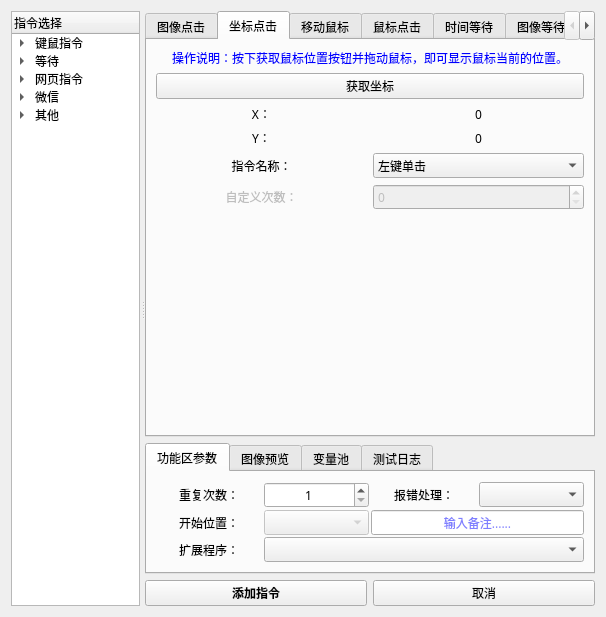
Old version of the form 窗体/navigation.ui in the repository FsterThanLight/automatic_clicker_2.
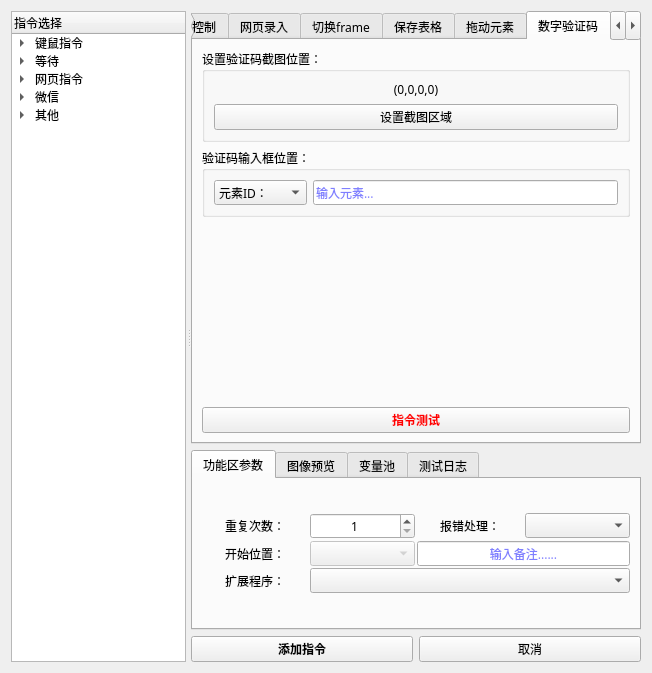
New version of the form. The open tabs and pages were chosen to show the change. Icons and pictures are not drawn.

Commit message: 2024年01月28日 19:21:37 新增数字验证码指令

What changed in the file:
```diff
--- a/窗体/navigation.ui
+++ b/窗体/navigation.ui
@@ -6,8 +6,8 @@
    <rect>
     <x>0</x>
     <y>0</y>
-    <width>606</width>
-    <height>594</height>
+    <width>652</width>
+    <height>673</height>
    </rect>
   </property>
   <property name="font">
@@ -4477,6 +4477,318 @@
            </item>
           </layout>
          </widget>
+         <widget class="QWidget" name="tab_25">
+          <attribute name="title">
+           <string>数字验证码</string>
+          </attribute>
+          <layout class="QVBoxLayout" name="verticalLayout_53">
+           <item>
+            <widget class="QGroupBox" name="groupBox_19">
+             <property name="title">
+              <string>设置验证码截图位置：</string>
+             </property>
+             <layout class="QVBoxLayout" name="verticalLayout_51">
+              <item>
+               <layout class="QVBoxLayout" name="verticalLayout_50">
+                <item>
+                 <widget class="QLabel" name="label_85">
+                  <property name="text">
+                   <string>(0,0,0,0)</string>
+                  </property>
+                  <property name="alignment">
+                   <set>Qt::AlignCenter</set>
+                  </property>
+                 </widget>
+                </item>
+                <item>
+                 <widget class="QPushButton" name="pushButton_16">
+                  <property name="text">
+                   <string>设置截图区域</string>
+                  </property>
+                 </widget>
+                </item>
+               </layout>
+              </item>
+             </layout>
+            </widget>
+           </item>
+           <item>
+            <widget class="QGroupBox" name="groupBox_20">
+             <property name="title">
+              <string>验证码输入框位置：</string>
+             </property>
+             <layout class="QVBoxLayout" name="verticalLayout_52">
+              <item>
+               <layout class="QGridLayout" name="gridLayout_31">
+                <item row="0" column="0">
+                 <widget class="QComboBox" name="comboBox_25">
+                  <item>
+                   <property name="text">
+                    <string>元素ID：</string>
+                   </property>
+                  </item>
+                  <item>
+                   <property name="text">
+                    <string>元素名称：</string>
+                   </property>
+                  </item>
+                  <item>
+                   <property name="text">
+                    <string>xpath定位：</string>
+                   </property>
+                  </item>
+                 </widget>
+                </item>
+                <item row="0" column="1">
+                 <widget class="QLineEdit" name="lineEdit_18">
+                  <property name="palette">
+                   <palette>
+                    <active>
+                     <colorrole role="WindowText">
+                      <brush brushstyle="SolidPattern">
+                       <color alpha="255">
+                        <red>0</red>
+                        <green>0</green>
+                        <blue>255</blue>
+                       </color>
+                      </brush>
+                     </colorrole>
+                     <colorrole role="Text">
+                      <brush brushstyle="SolidPattern">
+                       <color alpha="255">
+                        <red>0</red>
+                        <green>0</green>
+                        <blue>255</blue>
+                       </color>
+                      </brush>
+                     </colorrole>
+                     <colorrole role="PlaceholderText">
+                      <brush brushstyle="SolidPattern">
+                       <color alpha="128">
+                        <red>0</red>
+                        <green>0</green>
+                        <blue>255</blue>
+                       </color>
+                      </brush>
+                     </colorrole>
+                    </active>
+                    <inactive>
+                     <colorrole role="WindowText">
+                      <brush brushstyle="SolidPattern">
+                       <color alpha="255">
+                        <red>0</red>
+                        <green>0</green>
+                        <blue>255</blue>
+                       </color>
+                      </brush>
+                     </colorrole>
+                     <colorrole role="Text">
+                      <brush brushstyle="SolidPattern">
+                       <color alpha="255">
+                        <red>0</red>
+                        <green>0</green>
+                        <blue>255</blue>
+                       </color>
+                      </brush>
+                     </colorrole>
+                     <colorrole role="PlaceholderText">
+                      <brush brushstyle="SolidPattern">
+                       <color alpha="128">
+                        <red>0</red>
+                        <green>0</green>
+                        <blue>255</blue>
+                       </color>
+                      </brush>
+                     </colorrole>
+                    </inactive>
+                    <disabled>
+                     <colorrole role="WindowText">
+                      <brush brushstyle="SolidPattern">
+                       <color alpha="255">
+                        <red>120</red>
+                        <green>120</green>
+                        <blue>120</blue>
+                       </color>
+                      </brush>
+                     </colorrole>
+                     <colorrole role="Text">
+                      <brush brushstyle="SolidPattern">
+                       <color alpha="255">
+                        <red>120</red>
+                        <green>120</green>
+                        <blue>120</blue>
+                       </color>
+                      </brush>
+                     </colorrole>
+                     <colorrole role="PlaceholderText">
+                      <brush brushstyle="SolidPattern">
+                       <color alpha="128">
+                        <red>0</red>
+                        <green>0</green>
+                        <blue>0</blue>
+                       </color>
+                      </brush>
+                     </colorrole>
+                    </disabled>
+                   </palette>
+                  </property>
+                  <property name="placeholderText">
+                   <string>输入元素...</string>
+                  </property>
+                 </widget>
+                </item>
+               </layout>
+              </item>
+             </layout>
+            </widget>
+           </item>
+           <item>
+            <spacer name="verticalSpacer_19">
+             <property name="orientation">
+              <enum>Qt::Vertical</enum>
+             </property>
+             <property name="sizeHint" stdset="0">
+              <size>
+               <width>20</width>
+               <height>173</height>
+              </size>
+             </property>
+            </spacer>
+           </item>
+           <item>
+            <widget class="QPushButton" name="pushButton_17">
+             <property name="palette">
+              <palette>
+               <active>
+                <colorrole role="WindowText">
+                 <brush brushstyle="SolidPattern">
+                  <color alpha="255">
+                   <red>255</red>
+                   <green>0</green>
+                   <blue>0</blue>
+                  </color>
+                 </brush>
+                </colorrole>
+                <colorrole role="Text">
+                 <brush brushstyle="SolidPattern">
+                  <color alpha="255">
+                   <red>255</red>
+                   <green>0</green>
+                   <blue>0</blue>
+                  </color>
+                 </brush>
+                </colorrole>
+                <colorrole role="ButtonText">
+                 <brush brushstyle="SolidPattern">
+                  <color alpha="255">
+                   <red>255</red>
+                   <green>0</green>
+                   <blue>0</blue>
+                  </color>
+                 </brush>
+                </colorrole>
+                <colorrole role="PlaceholderText">
+                 <brush brushstyle="SolidPattern">
+                  <color alpha="128">
+                   <red>255</red>
+                   <green>0</green>
+                   <blue>0</blue>
+                  </color>
+                 </brush>
+                </colorrole>
+               </active>
+               <inactive>
+                <colorrole role="WindowText">
+                 <brush brushstyle="SolidPattern">
+                  <color alpha="255">
+                   <red>255</red>
+                   <green>0</green>
+                   <blue>0</blue>
+                  </color>
+                 </brush>
+                </colorrole>
+                <colorrole role="Text">
+                 <brush brushstyle="SolidPattern">
+                  <color alpha="255">
+                   <red>255</red>
+                   <green>0</green>
+                   <blue>0</blue>
+                  </color>
+                 </brush>
+                </colorrole>
+                <colorrole role="ButtonText">
+                 <brush brushstyle="SolidPattern">
+                  <color alpha="255">
+                   <red>255</red>
+                   <green>0</green>
+                   <blue>0</blue>
+                  </color>
+                 </brush>
+                </colorrole>
+                <colorrole role="PlaceholderText">
+                 <brush brushstyle="SolidPattern">
+                  <color alpha="128">
+                   <red>255</red>
+                   <green>0</green>
+                   <blue>0</blue>
+                  </color>
+                 </brush>
+                </colorrole>
+               </inactive>
+               <disabled>
+                <colorrole role="WindowText">
+                 <brush brushstyle="SolidPattern">
+                  <color alpha="255">
+                   <red>120</red>
+                   <green>120</green>
+                   <blue>120</blue>
+                  </color>
+                 </brush>
+                </colorrole>
+                <colorrole role="Text">
+                 <brush brushstyle="SolidPattern">
+                  <color alpha="255">
+                   <red>120</red>
+                   <green>120</green>
+                   <blue>120</blue>
+                  </color>
+                 </brush>
+                </colorrole>
+                <colorrole role="ButtonText">
+                 <brush brushstyle="SolidPattern">
+                  <color alpha="255">
+                   <red>120</red>
+                   <green>120</green>
+                   <blue>120</blue>
+                  </color>
+                 </brush>
+                </colorrole>
+                <colorrole role="PlaceholderText">
+                 <brush brushstyle="SolidPattern">
+                  <color alpha="128">
+                   <red>0</red>
+                   <green>0</green>
+                   <blue>0</blue>
+                  </color>
+                 </brush>
+                </colorrole>
+               </disabled>
+              </palette>
+             </property>
+             <property name="font">
+              <font>
+               <family>微软雅黑</family>
+               <weight>75</weight>
+               <bold>true</bold>
+              </font>
+             </property>
+             <property name="text">
+              <string>指令测试</string>
+             </property>
+            </widget>
+           </item>
+          </layout>
+         </widget>
          <widget class="QWidget" name="tab_18">
           <attribute name="title">
            <string>切换窗口</string>
```
Left out of the diff: 7 changed lines with no effect on the pictures. The commit also changes 10 other files.
